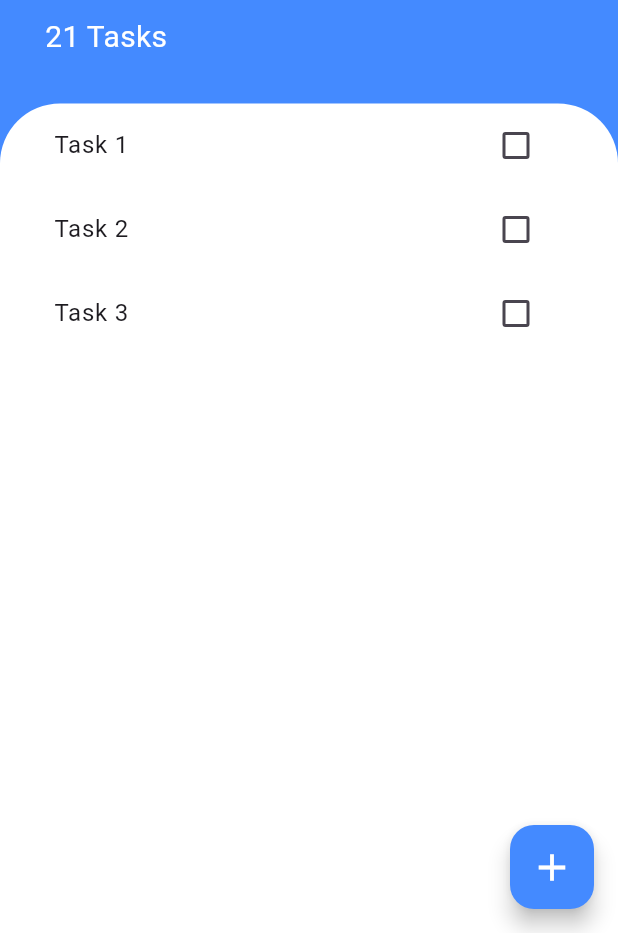
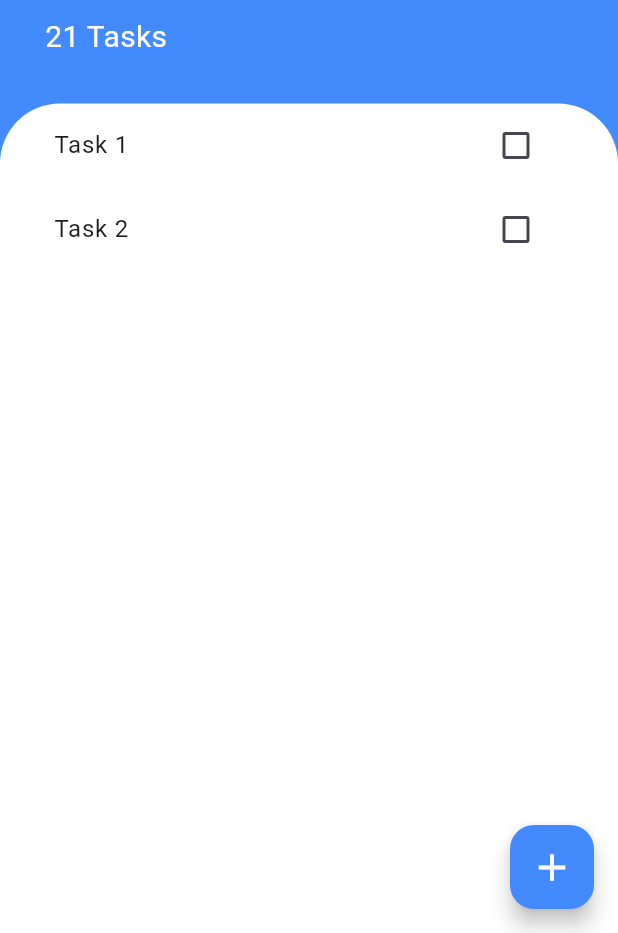
Before and after one commit to Akshatlohia/Todo-Flutter, a Flutter app: the screen it shows after launch, on a phone screen of 412 x 824 dp, the part 303-1236 px from its top. Run offline on Flutter 3.47's test engine with Material 3 defaults, Android fonts, the phone set to English and light mode, and no system bars.

Commit message:
State Management 2

```diff
--- a/lib/widgets/task_list.dart
+++ b/lib/widgets/task_list.dart
@@ -15,7 +15,6 @@ class TaskList extends StatefulWidget {
 List<Task> tasks = [
   Task(name: 'Task 1'),
   Task(name: 'Task 2'),
-  Task(name: 'Task 3'),
 ];
 
 class _TaskListState extends State<TaskList> {
```
